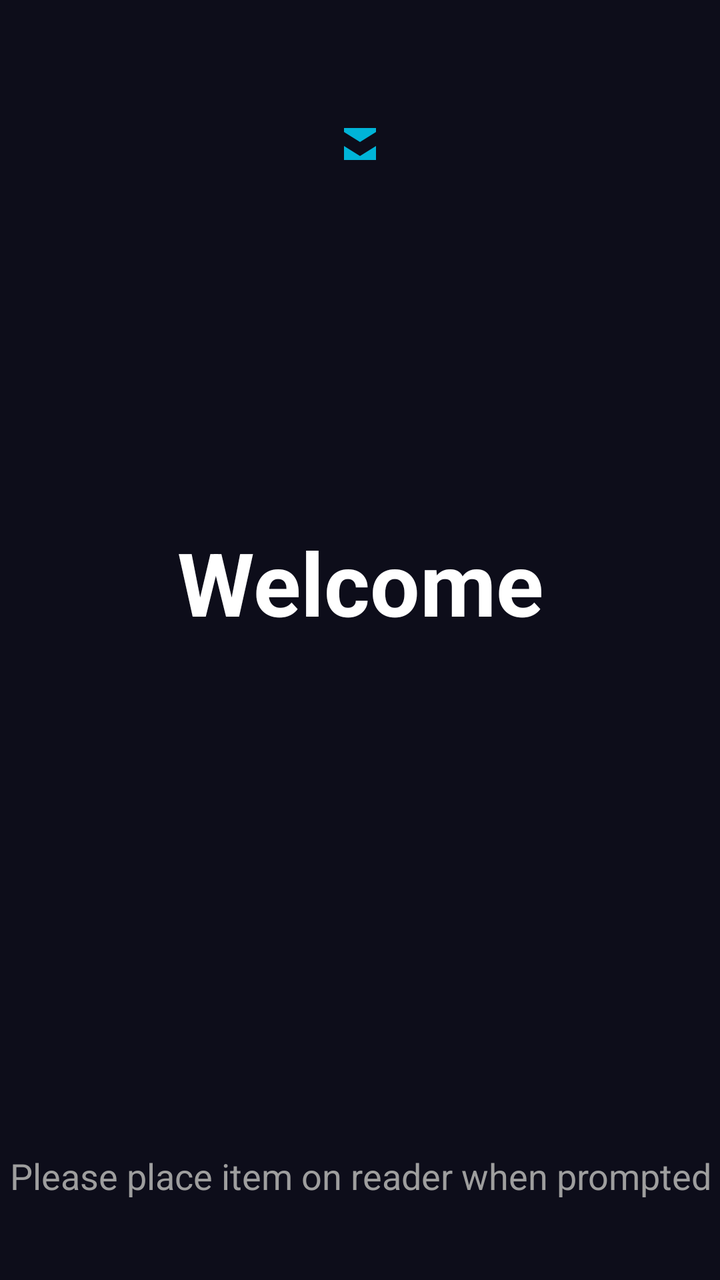
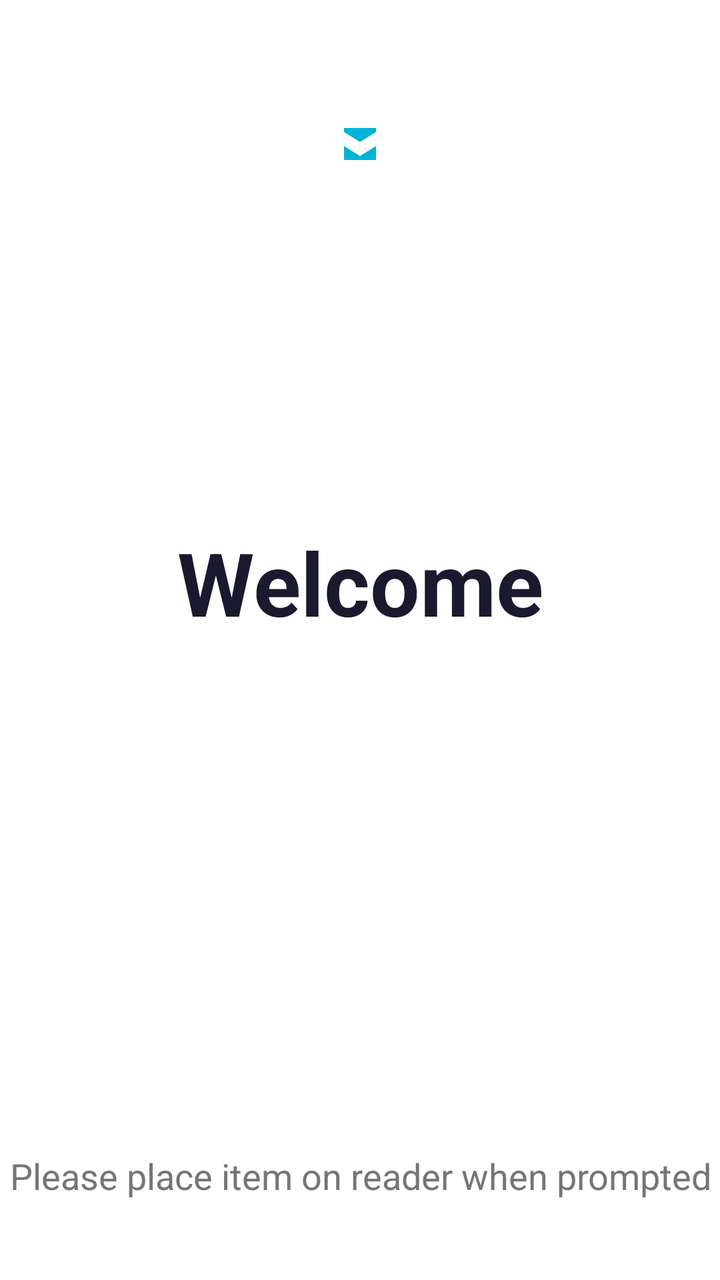

The first picture is an Android layout as it rendered before a commit; the second is the same layout after the commit. The layout source and the unified diff follow.
<!-- AndroidManifest.xml: application theme Theme.ChannelDoorPOS -->
<!-- res/layout/presentation_customer.xml -->
<?xml version="1.0" encoding="utf-8"?>
<androidx.constraintlayout.widget.ConstraintLayout
    xmlns:android="http://schemas.android.com/apk/res/android"
    xmlns:app="http://schemas.android.com/apk/res-auto"
    android:id="@+id/layout_root"
    android:layout_width="match_parent"
    android:layout_height="match_parent"
    android:background="#0D0D1A">

    <ImageView
        android:id="@+id/iv_store_logo"
        android:layout_width="wrap_content"
        android:layout_height="80dp"
        android:layout_marginTop="32dp"
        android:src="@drawable/ic_store_logo"
        android:contentDescription="@string/store_logo"
        app:tint="@color/colorAccent"
        app:layout_constraintEnd_toEndOf="parent"
        app:layout_constraintStart_toStartOf="parent"
        app:layout_constraintTop_toTopOf="parent"/>

    <TextView
        android:id="@+id/tv_status"
        android:layout_width="0dp"
        android:layout_height="wrap_content"
        android:layout_marginStart="48dp"
        android:layout_marginEnd="48dp"
        android:text="@string/welcome"
        android:textAlignment="center"
        android:textColor="@color/colorTextPrimary"
        android:textSize="44sp"
        android:textStyle="bold"
        app:layout_constraintBottom_toTopOf="@+id/tv_item_name"
        app:layout_constraintEnd_toEndOf="parent"
        app:layout_constraintStart_toStartOf="parent"
        app:layout_constraintTop_toTopOf="parent"
        app:layout_constraintVertical_bias="0.45"
        app:layout_constraintVertical_chainStyle="packed"/>

    <TextView
        android:id="@+id/tv_item_name"
        android:layout_width="0dp"
        android:layout_height="wrap_content"
        android:layout_marginStart="48dp"
        android:layout_marginEnd="48dp"
        android:layout_marginTop="12dp"
        android:textAlignment="center"
        android:textColor="@color/colorTextPrimary"
        android:textSize="28sp"
        android:visibility="gone"
        app:layout_constraintBottom_toTopOf="@+id/tv_price"
        app:layout_constraintEnd_toEndOf="parent"
        app:layout_constraintStart_toStartOf="parent"
        app:layout_constraintTop_toBottomOf="@+id/tv_status"/>

    <TextView
        android:id="@+id/tv_price"
        android:layout_width="0dp"
        android:layout_height="wrap_content"
        android:layout_marginStart="48dp"
        android:layout_marginEnd="48dp"
        android:layout_marginTop="8dp"
        android:textAlignment="center"
        android:textColor="@color/colorAccent"
        android:textSize="32sp"
        android:textStyle="bold"
        android:visibility="gone"
        app:layout_constraintBottom_toBottomOf="parent"
        app:layout_constraintEnd_toEndOf="parent"
        app:layout_constraintStart_toStartOf="parent"
        app:layout_constraintTop_toBottomOf="@+id/tv_item_name"/>

    <TextView
        android:id="@+id/tv_bottom_label"
        android:layout_width="0dp"
        android:layout_height="wrap_content"
        android:layout_marginBottom="40dp"
        android:text="@string/place_item_prompt"
        android:textAlignment="center"
        android:textColor="@color/colorTextSecondary"
        android:textSize="18sp"
        app:layout_constraintBottom_toBottomOf="parent"
        app:layout_constraintEnd_toEndOf="parent"
        app:layout_constraintStart_toStartOf="parent"/>

</androidx.constraintlayout.widget.ConstraintLayout>
<!-- resources referenced by this layout -->
<resources>
  <color name="colorAccent">#00B4D8</color>
  <color name="colorTextPrimary">#FFFFFF</color>
  <color name="colorTextSecondary">#9E9E9E</color>
  <!-- drawable ic_store_logo (drawable) -->
  <?xml version="1.0" encoding="utf-8"?>
  <vector xmlns:android="http://schemas.android.com/apk/res/android"
      android:width="24dp"
      android:height="24dp"
      android:viewportWidth="24"
      android:viewportHeight="24">
      <path
          android:fillColor="#FFFFFFFF"
          android:pathData="M20,4H4v2l8,5 8,-5V4zM4,13v7h16v-7l-8,5 -8,-5z"/>
  </vector>
  <string name="place_item_prompt">Please place item on reader when prompted</string>
  <string name="store_logo">Store logo</string>
  <string name="welcome">Welcome</string>
  <style name="Theme.ChannelDoorPOS" parent="Theme.MaterialComponents.DayNight.NoActionBar">
          <item name="colorPrimary">#00B4D8</item>
          <item name="colorPrimaryVariant">#0097A7</item>
          <item name="colorSecondary">#00B4D8</item>
          <item name="android:windowBackground">@color/colorBackground</item>
          <item name="android:statusBarColor">@color/colorStatusBar</item>
      </style>
  <color name="colorBackground">#1A1A2E</color>
  <color name="colorStatusBar">#0D1220</color>
</resources>

<!-- the commit's change to res/layout/presentation_customer.xml (unified diff, before → after) -->
@@ -5,7 +5,7 @@
     android:id="@+id/layout_root"
     android:layout_width="match_parent"
     android:layout_height="match_parent"
-    android:background="#0D0D1A">
+    android:background="@color/colorBackground">
 
     <ImageView
         android:id="@+id/iv_store_logo"
<!-- resource entries referenced after the edit -->
@@ -1,8 +1,8 @@
 <!-- resources referenced by this layout -->
 <resources>
   <color name="colorAccent">#00B4D8</color>
-  <color name="colorTextPrimary">#FFFFFF</color>
-  <color name="colorTextSecondary">#9E9E9E</color>
+  <color name="colorTextPrimary">#1A1A2E</color>
+  <color name="colorTextSecondary">#757575</color>
   <!-- drawable ic_store_logo (drawable) -->
   <?xml version="1.0" encoding="utf-8"?>
   <vector xmlns:android="http://schemas.android.com/apk/res/android"
@@ -24,7 +24,7 @@
           <item name="android:windowBackground">@color/colorBackground</item>
           <item name="android:statusBarColor">@color/colorStatusBar</item>
       </style>
-  <color name="colorBackground">#1A1A2E</color>
-  <color name="colorStatusBar">#0D1220</color>
+  <color name="colorBackground">#FFFFFF</color>
+  <color name="colorStatusBar">#F0F4F8</color>
 </resources>
 
